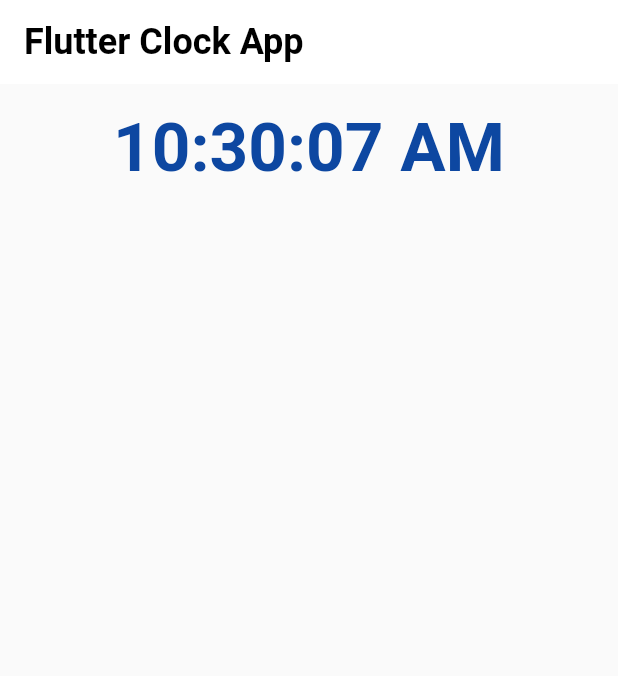
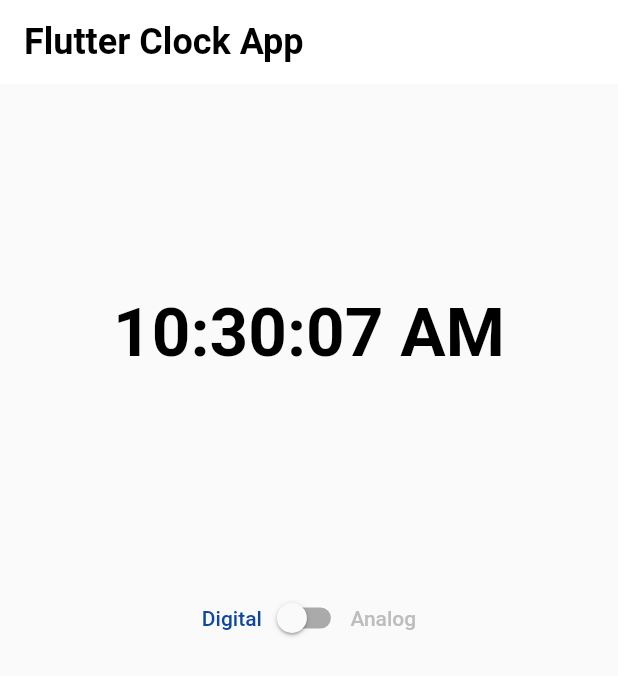
Before and after one commit to abd99/clock_app, a Flutter app: the screen it shows after launch, on a phone screen of 412 x 824 dp. Shown: the top 676 px of the screen. Run offline on Flutter 3.47's test engine with Material 2 defaults, Android fonts, the phone set to English and light mode, and no system bars.

Commit message:
Add analog clock

```diff
--- /dev/null
+++ b/lib/analog_clock/analog_clock.dart
@@ -0,0 +1 @@
+export 'view/analog_clock_view.dart';
--- /dev/null
+++ b/lib/clock/clock.dart
@@ -0,0 +1,2 @@
+export 'models/clock.dart';
+export 'view/clock_view.dart';
--- /dev/null
+++ b/lib/clock/models/clock.dart
@@ -0,0 +1,12 @@
+import 'package:flutter/material.dart';
+
+class ClockPreference extends ChangeNotifier {
+  bool _showAnaglog = false;
+
+  bool get showAnalog => _showAnaglog;
+
+  void toggleClockType() {
+    _showAnaglog = !_showAnaglog;
+    notifyListeners();
+  }
+}
--- /dev/null
+++ b/lib/clock/view/clock_view.dart
@@ -0,0 +1,60 @@
+import 'package:clock_app/analog_clock/analog_clock.dart';
+import 'package:clock_app/clock/clock.dart';
+import 'package:clock_app/digital_clock/digital_clock.dart';
+import 'package:flutter/material.dart';
+import 'package:provider/provider.dart';
+
+class ClockView extends StatelessWidget {
+  @override
+  Widget build(BuildContext context) {
+    return Consumer<ClockPreference>(
+      builder: (context, value, child) {
+        var textTheme = Theme.of(context).textTheme;
+        var digitalClock = DigitalClock();
+        return Column(
+          children: [
+            value.showAnalog
+                ? AnalogClock()
+                : Container(
+                    width: 300.0,
+                    height: 300.0,
+                    child: Center(
+                      child: digitalClock,
+                    ),
+                  ),
+            SizedBox(
+              height: 16.0,
+            ),
+            Row(
+              mainAxisAlignment: MainAxisAlignment.center,
+              children: [
+                Text(
+                  'Digital',
+                  style: textTheme.bodyText1.copyWith(
+                    color: !value.showAnalog
+                        ? Colors.blue.shade900
+                        : Colors.grey.shade400,
+                  ),
+                ),
+                Switch(
+                  value: value.showAnalog,
+                  onChanged: (newValue) {
+                    value.toggleClockType();
+                  },
+                ),
+                Text(
+                  'Analog',
+                  style: textTheme.bodyText1.copyWith(
+                    color: value.showAnalog
+                        ? Colors.blue.shade900
+                        : Colors.grey.shade400,
+                  ),
+                ),
+              ],
+            ),
+          ],
+        );
+      },
+    );
+  }
+}
--- a/lib/digital_clock/view/digital_clock_view.dart
+++ b/lib/digital_clock/view/digital_clock_view.dart
@@ -31,7 +31,7 @@ class _DigitalClockState extends State<DigitalClock> {
         return Text(
           "${getSystemTime()}",
           style: Theme.of(context).textTheme.headline3.copyWith(
-                color: Colors.blue.shade900,
+                color: Colors.black,
                 fontWeight: FontWeight.w700,
               ),
           textAlign: TextAlign.center,
--- a/lib/home/view/home_page.dart
+++ b/lib/home/view/home_page.dart
@@ -1,5 +1,6 @@
-import 'package:clock_app/digital_clock/digital_clock.dart';
+import 'package:clock_app/clock/clock.dart';
 import 'package:flutter/material.dart';
+import 'package:provider/provider.dart';
 
 class HomePage extends StatefulWidget {
   HomePage({Key key, this.title}) : super(key: key);
@@ -22,7 +23,10 @@ class _HomePageState extends State<HomePage> {
           padding: const EdgeInsets.all(16.0),
           child: Column(
             children: [
-              DigitalClock(),
+              ChangeNotifierProvider(
+                create: (context) => ClockPreference(),
+                child: ClockView(),
+              ),
             ],
           ),
         ),
--- a/pubspec.yaml
+++ b/pubspec.yaml
@@ -25,6 +25,7 @@ dependencies:
     sdk: flutter
   cupertino_icons: ^1.0.2
   intl: ^0.17.0
+  provider: ^5.0.0
 
 dev_dependencies:
   flutter_test:
```
Also changed, not shown: lib/analog_clock/view/analog_clock_view.dart (added, +123 -0 lines), pubspec.lock.
